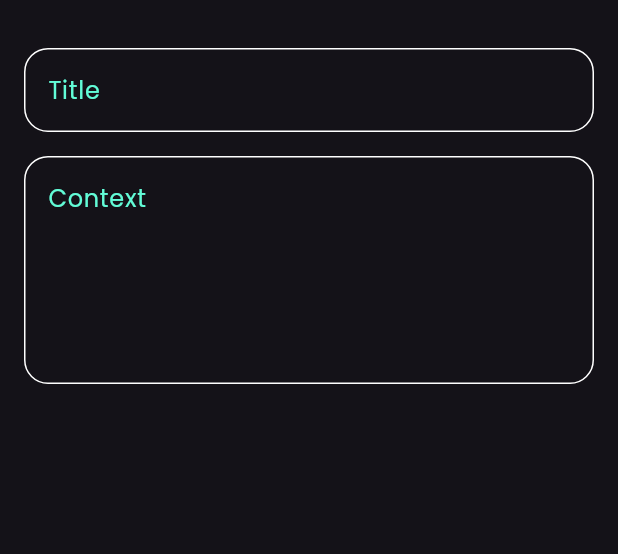
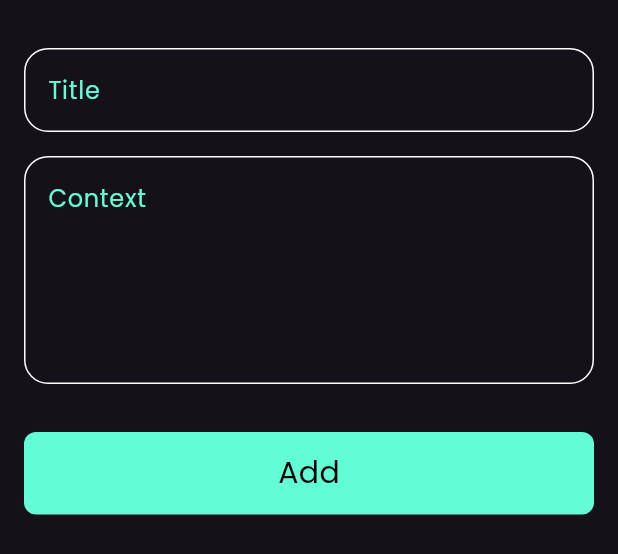
Before and after one commit to dinaSaleh2001/notes_app, a Flutter app: the AddNoteButtonSheet widget shown alone on an empty page, opened directly, on a phone screen of 412 x 824 dp. Shown: the top 554 px of the screen. Run offline on Flutter 3.47's test engine with Material 3 defaults, Android fonts, the phone set to English and light mode, and no system bars.

Commit message:
finish notes button sheet

```diff
--- a/lib/widgets/add_note_buttom_sheet.dart
+++ b/lib/widgets/add_note_buttom_sheet.dart
@@ -1,4 +1,6 @@
 import 'package:flutter/material.dart';
+import 'package:store_app/constant.dart';
+import 'package:store_app/widgets/custom_button.dart';
 import 'package:store_app/widgets/custom_text_fild.dart';
 
 class AddNoteButtonSheet extends StatelessWidget {
@@ -10,6 +12,7 @@ class AddNoteButtonSheet extends StatelessWidget {
       padding: const EdgeInsets.symmetric(
         horizontal: 16,
       ),
+      child: SingleChildScrollView(
         child: Column(
           children: [
             SizedBox(
@@ -26,7 +29,15 @@ class AddNoteButtonSheet extends StatelessWidget {
               hintText: 'Context',
               maxLine: 5,
             ),
+            SizedBox(
+              height: 32,
+            ),
+            CustomButton(),
+            SizedBox(
+              height: 16,
+            ),
           ],
+        ),
       ),
     );
   }
--- /dev/null
+++ b/lib/widgets/custom_button.dart
@@ -0,0 +1,27 @@
+import 'package:flutter/material.dart';
+import 'package:store_app/constant.dart';
+
+class CustomButton extends StatelessWidget {
+  const CustomButton({super.key});
+
+  @override
+  Widget build(BuildContext context) {
+    return Container(
+      width: MediaQuery.of(context).size.width,
+      height: 55,
+      decoration: BoxDecoration(
+        borderRadius: BorderRadius.circular(8),
+        color: kPrimaryColor,
+      ),
+      child: Center(
+        child: Text(
+          'Add',
+          style: TextStyle(
+            color: Colors.black,
+            fontSize: 20,
+          ),
+        ),
+      ),
+    );
+  }
+}
```
Lines whose indentation alone changed are shown as unchanged.
